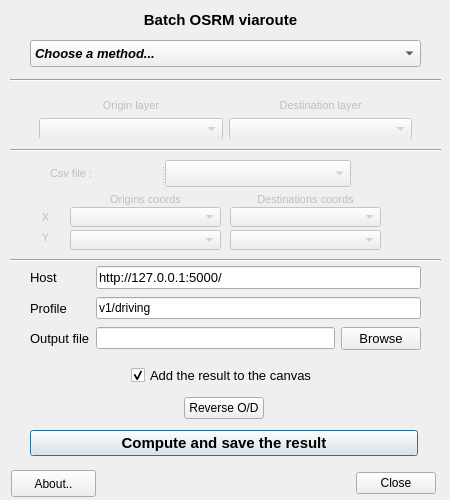
Before: the Qt Designer form ui/osrm_batch_route.ui in mthh/osrm-qgis-plugin, drawn with Qt 5.
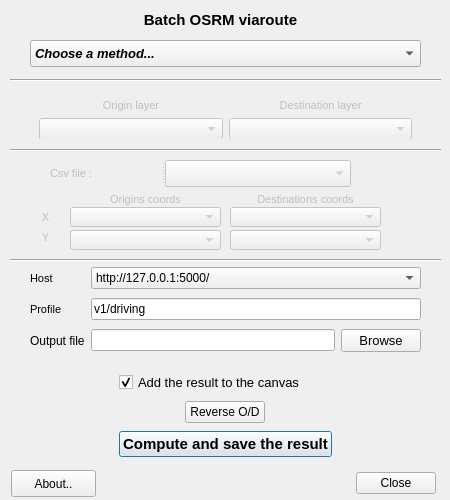
After: the same form once the commit is applied. Custom widgets are drawn as their Qt base class.

What changed in the file:
```diff
--- a/ui/osrm_batch_route.ui
+++ b/ui/osrm_batch_route.ui
@@ -47,9 +47,9 @@
    <property name="geometry">
     <rect>
      <x>30</x>
-     <y>360</y>
-     <width>388</width>
-     <height>101</height>
+     <y>370</y>
+     <width>391</width>
+     <height>91</height>
     </rect>
    </property>
    <layout class="QGridLayout" name="gridLayout">
@@ -76,6 +76,7 @@
       <property name="font">
        <font>
         <family>Arial</family>
+        <pointsize>9</pointsize>
         <kerning>true</kerning>
        </font>
       </property>
@@ -90,8 +91,14 @@
       </property>
      </widget>
     </item>
-    <item row="0" column="0" alignment="Qt::AlignHCenter">
+    <item row="0" column="0">
      <widget class="QCheckBox" name="check_add_layer">
+      <property name="maximumSize">
+       <size>
+        <width>210</width>
+        <height>16777215</height>
+       </size>
+      </property>
       <property name="font">
        <font>
         <family>Arial</family>
@@ -390,7 +397,7 @@
      <x>30</x>
      <y>264</y>
      <width>391</width>
-     <height>91</height>
+     <height>92</height>
     </rect>
    </property>
    <layout class="QGridLayout" name="gridLayout_3">
@@ -410,7 +417,7 @@
      <widget class="QLabel" name="label_11">
       <property name="font">
        <font>
-        <pointsize>10</pointsize>
+        <pointsize>9</pointsize>
        </font>
       </property>
       <property name="text">
@@ -429,7 +436,7 @@
      <widget class="QLabel" name="label_10">
       <property name="font">
        <font>
-        <pointsize>10</pointsize>
+        <pointsize>8</pointsize>
        </font>
       </property>
       <property name="text">
@@ -437,21 +444,6 @@
       </property>
      </widget>
     </item>
-    <item row="0" column="1" colspan="2">
-     <widget class="QLineEdit" name="lineEdit_host">
-      <property name="font">
-       <font>
-        <pointsize>10</pointsize>
-        <weight>50</weight>
-        <italic>false</italic>
-        <bold>false</bold>
-       </font>
-      </property>
-      <property name="text">
-       <string>http://127.0.0.1:5000/</string>
-      </property>
-     </widget>
-    </item>
     <item row="1" column="1" colspan="2">
      <widget class="QLineEdit" name="lineEdit_profileName">
       <property name="font">
@@ -468,7 +460,7 @@
      <widget class="QLabel" name="label_3">
       <property name="font">
        <font>
-        <pointsize>10</pointsize>
+        <pointsize>8</pointsize>
        </font>
       </property>
       <property name="text">
@@ -476,6 +468,25 @@
       </property>
      </widget>
     </item>
+    <item row="0" column="1" colspan="2">
+     <widget class="QComboBox" name="comboBox_host">
+      <item>
+       <property name="text">
+        <string>http://127.0.0.1:5000/</string>
+       </property>
+      </item>
+      <item>
+       <property name="text">
+        <string>http://router.project-osrm.org/</string>
+       </property>
+      </item>
+      <item>
+       <property name="text">
+        <string>Add an url...</string>
+       </property>
+      </item>
+     </widget>
+    </item>
    </layout>
   </widget>
   <widget class="QFrame" name="frame_pts_layer">
```
